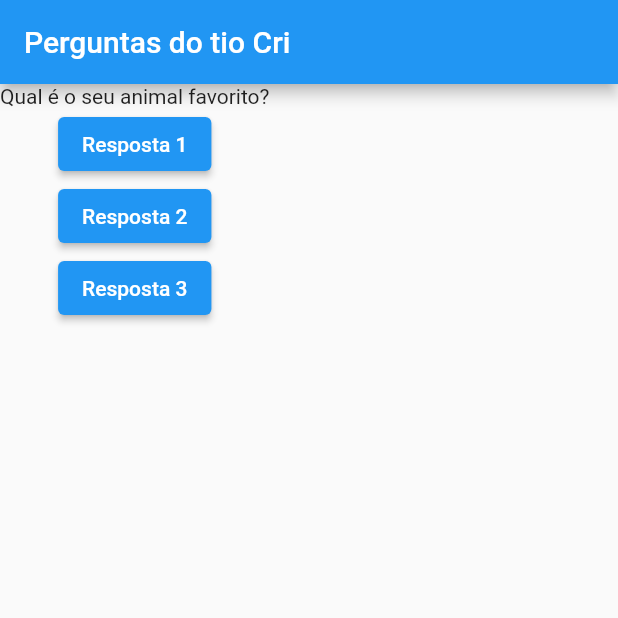
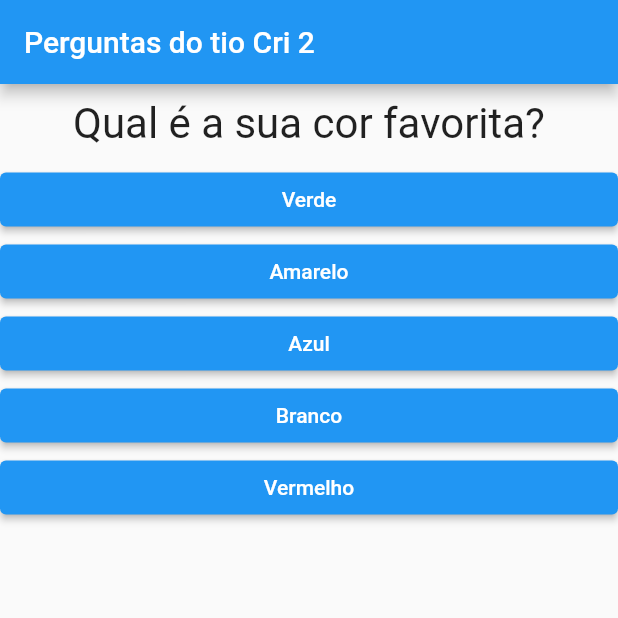
Before and after one commit to consule/projeto_perguntas, a Flutter app: the screen it shows after launch, on a phone screen of 412 x 824 dp, the top half of it. Run offline on Flutter 3.47's test engine with Material 2 defaults, Android fonts, the phone set to English and light mode, and no system bars.

Commit message:
Questoes e respostas

```diff
--- a/lib/main.dart
+++ b/lib/main.dart
@@ -1,44 +1,58 @@
 import 'package:flutter/material.dart';
+import 'package:projeto_perguntas/resposta.dart';
+import './questao.dart';
+
 main() => runApp(PerguntaApp());
 
-class PerguntaApp extends StatelessWidget {
-  const PerguntaApp({super.key});
-
-  void responder() {
-      print('Pergunta respondida');
+class _PerguntaAppState extends State<PerguntaApp> {
+  // Gerenciador do estado
+  int _perguntaSelecionada = 0;
+  void _responder() {
+    setState(() {
+      _perguntaSelecionada++;
+    });
   }
 
   @override
   Widget build(BuildContext context) {
+    final perguntas = [
+      {
+        'texto': 'Qual é a sua cor favorita?',
+        'respostas': ['Verde', 'Amarelo', 'Azul', 'Branco', 'Vermelho']
+      },
+      {
+        'texto': 'Qual é o seu animal favorito?',
+        'respostas': ['Galinha', 'Codorna', 'Capivara', 'Elefante']
+      },
+      {
+        'texto': 'Qual seu estilo de música preferido?',
+        'respostas': ['Pagode', 'Samba', 'Rock', 'Funk (nem fodendo que é esse!)']
+      }
+    ];
 
-    final perguntas = [
-      'Qual é a sua cor favorita?',
-      'Qual é o seu animal favorito?'
-    ];
+    List<Widget> respostas = [];
+
+    for (String textoResposta in perguntas[_perguntaSelecionada]['respostas'] as List) {
+      respostas.add(Resposta(textoResposta, _responder));
+    }
 
     return MaterialApp(
       home: Scaffold(
-        appBar: AppBar(
-          title: const Text('Perguntas do tio Cri'),
-        ),
-        body: Column(
-          children: <Widget>[
-            Text(perguntas.elementAt(1)),
-             ElevatedButton(
-              onPressed: responder,
-              child: const Text('Resposta 1')
-            ),
-             ElevatedButton(
-              onPressed: responder,
-              child: const Text('Resposta 2')
-            ),
-             ElevatedButton(
-              onPressed: responder,
-              child: const Text('Resposta 3')
-            ),
-          ],
-        )
-      ),
+          appBar: AppBar(
+            title: const Text('Perguntas do tio Cri 2'),
+          ),
+          body: Column(
+            children: <Widget>[
+              Questao(perguntas[_perguntaSelecionada]['texto'].toString()),
+              ...respostas,
+            ],
+          )),
     );
   }
 }
+
+class PerguntaApp extends StatefulWidget {
+  _PerguntaAppState createState() {
+    return _PerguntaAppState();
+  }
+}
--- /dev/null
+++ b/lib/questao.dart
@@ -0,0 +1,19 @@
+import 'package:flutter/material.dart';
+
+class Questao extends StatelessWidget {
+  final String texto;
+  const Questao(this.texto, {super.key});
+
+  @override
+  Widget build(BuildContext context) {
+    return Container(
+      width: double.infinity,
+      margin: const EdgeInsets.all(10),
+      child: Text(
+        texto,
+        style: const TextStyle(fontSize: 28),
+        textAlign: TextAlign.center,
+      ),
+    );
+  }
+}
--- /dev/null
+++ b/lib/resposta.dart
@@ -0,0 +1,15 @@
+import 'package:flutter/material.dart';
+
+class Resposta extends StatelessWidget {
+  final String texto;
+  final void Function() quandoSelecionado;
+  const Resposta(this.texto, this.quandoSelecionado, {super.key});
+
+  @override
+  Widget build(BuildContext context) {
+    return SizedBox(
+        width: double.infinity,
+        child:
+            ElevatedButton(onPressed: quandoSelecionado, child: Text(texto)));
+  }
+}
```
